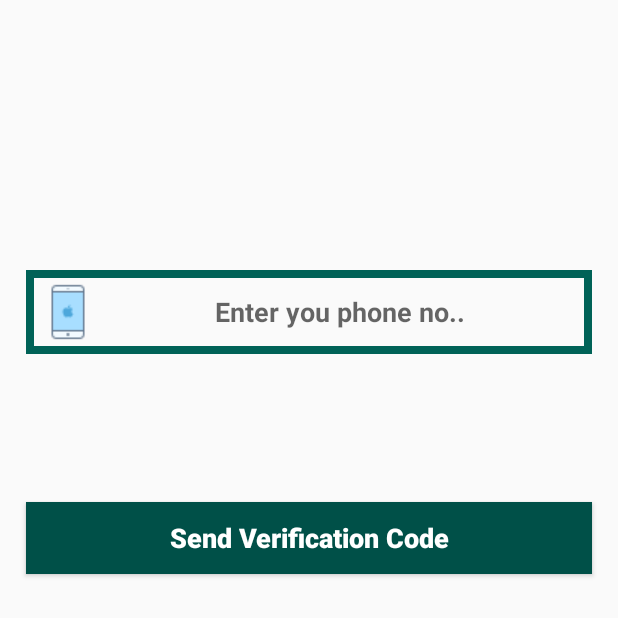
After one commit to 200198amanagrawal/ChatApp, an Android app: the PhoneLoginActivity screen opened directly, with no data from a screen before it, on a phone screen of 412 x 824 dp, the top half of it. The commit adds this screen. Run offline under Robolectric (Android 15) with nearby library versions, the phone set to English and light mode, and no system bars.

Commit message:
phone login added group chat changed

```diff
--- a/app/src/main/AndroidManifest.xml
+++ b/app/src/main/AndroidManifest.xml
@@ -11,7 +11,9 @@
         android:roundIcon="@mipmap/ic_launcher_round"
         android:supportsRtl="true"
         android:theme="@style/AppTheme">
-        <activity android:name=".SettingsActivity"></activity>
+        <activity android:name=".PhoneLoginActivity"></activity>
+        <activity android:name=".GroupChatActivity" />
+        <activity android:name=".SettingsActivity" />
         <activity android:name=".RegisterActivity" />
         <activity android:name=".LoginActivity" />
         <activity android:name=".MainActivity">
--- /dev/null
+++ b/app/src/main/java/com/example/chatapp/PhoneLoginActivity.java
@@ -0,0 +1,36 @@
+package com.example.chatapp;
+
+import androidx.appcompat.app.AppCompatActivity;
+
+import android.os.Bundle;
+import android.view.View;
+import android.widget.Button;
+import android.widget.EditText;
+
+public class PhoneLoginActivity extends AppCompatActivity {
+
+    private Button m_send_verCodeButton,m_verifyButton;
+    private EditText m_OTP,m_phoneNumber;
+    @Override
+    protected void onCreate(Bundle savedInstanceState) {
+        super.onCreate(savedInstanceState);
+        setContentView(R.layout.activity_phone_login);
+        initializeVariables();
+        m_send_verCodeButton.setOnClickListener(new View.OnClickListener() {
+            @Override
+            public void onClick(View v) {
+                m_send_verCodeButton.setVisibility(View.INVISIBLE);
+                m_phoneNumber.setVisibility(View.INVISIBLE);
+                m_OTP.setVisibility(View.VISIBLE);
+                m_verifyButton.setVisibility(View.VISIBLE);
+            }
+        });
+    }
+
+    private void initializeVariables() {
+        m_send_verCodeButton=findViewById(R.id.send_ver_code_button);
+        m_verifyButton=findViewById(R.id.verify_button);
+        m_OTP=findViewById(R.id.verification_number_login);
+        m_phoneNumber=findViewById(R.id.phone_number_login);
+    }
+}
--- /dev/null
+++ b/app/src/main/res/layout/activity_phone_login.xml
@@ -0,0 +1,79 @@
+<?xml version="1.0" encoding="utf-8"?>
+<RelativeLayout xmlns:android="http://schemas.android.com/apk/res/android"
+    xmlns:app="http://schemas.android.com/apk/res-auto"
+    xmlns:tools="http://schemas.android.com/tools"
+    android:layout_width="match_parent"
+    android:layout_height="match_parent"
+    tools:context=".PhoneLoginActivity">
+<EditText
+    android:id="@+id/phone_number_login"
+    android:layout_width="match_parent"
+    android:layout_height="wrap_content"
+    android:layout_alignParentLeft="true"
+    android:layout_marginLeft="17dp"
+    android:layout_marginRight="17dp"
+    android:background="@drawable/inputs"
+    android:padding="8dp"
+    android:layout_marginTop="180dp"
+    android:hint="Enter you phone no.."
+    android:textAllCaps="false"
+    android:drawableLeft="@drawable/phone"
+    android:textAlignment="center"
+    android:textStyle="bold"
+    />
+    <EditText
+        android:id="@+id/verification_number_login"
+        android:layout_width="match_parent"
+        android:layout_height="wrap_content"
+        android:layout_alignParentLeft="true"
+        android:layout_marginLeft="17dp"
+        android:layout_marginRight="17dp"
+        android:background="@drawable/inputs"
+        android:padding="5dp"
+        android:layout_below="@+id/phone_number_login"
+        android:layout_marginTop="20dp"
+        android:hint="Enter OTP.."
+        android:textAllCaps="false"
+        android:drawableLeft="@drawable/password"
+        android:textAlignment="center"
+        android:textStyle="bold"
+        android:visibility="invisible"
+        />
+    <Button
+        android:id="@+id/send_ver_code_button"
+        android:layout_width="match_parent"
+        android:layout_height="wrap_content"
+        android:layout_alignParentLeft="true"
+        android:layout_marginLeft="17dp"
+        android:layout_marginRight="17dp"
+        android:padding="5dp"
+        android:layout_below="@+id/verification_number_login"
+        android:background="@color/colorPrimaryDark"
+        android:textColor="#FFFFFF"
+        android:text="Send Verification Code"
+        android:layout_marginTop="20dp"
+        android:textAllCaps="false"
+        android:textAlignment="center"
+        android:textStyle="bold"
+        android:textSize="18sp"
+        />
+    <Button
+        android:id="@+id/verify_button"
+        android:layout_width="match_parent"
+        android:layout_height="wrap_content"
+        android:layout_alignParentLeft="true"
+        android:layout_marginLeft="17dp"
+        android:layout_marginRight="17dp"
+        android:padding="5dp"
+        android:layout_below="@+id/send_ver_code_button"
+        android:background="@color/colorPrimaryDark"
+        android:textColor="#FFFFFF"
+        android:text="Verify"
+        android:layout_marginTop="5dp"
+        android:textAllCaps="false"
+        android:textAlignment="center"
+        android:textStyle="bold"
+        android:textSize="18sp"
+        android:visibility="invisible"
+        />
+</RelativeLayout>
```
Also changed, not shown: app/src/main/java/com/example/chatapp/GroupChatActivity.java (added, +172 -0 lines), app/src/main/java/com/example/chatapp/GroupsFragment.java (+11 -0 lines), app/src/main/java/com/example/chatapp/LoginActivity.java (+9 -1 lines), app/src/main/res/layout/activity_group_chat.xml (added, +59 -0 lines).
